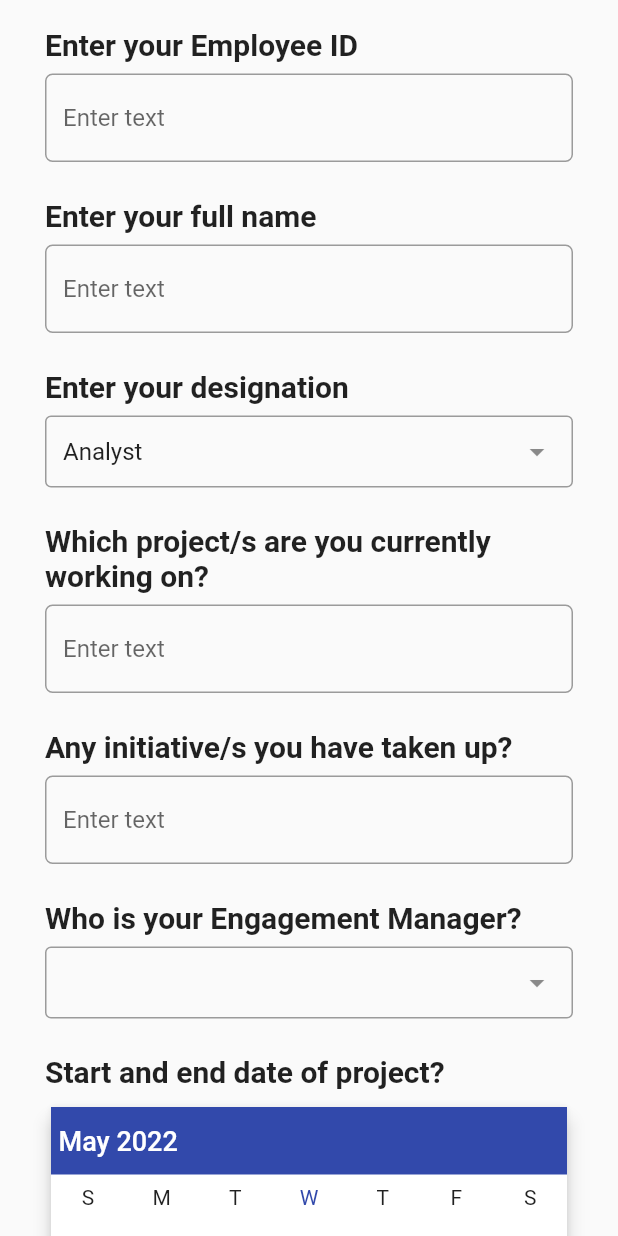
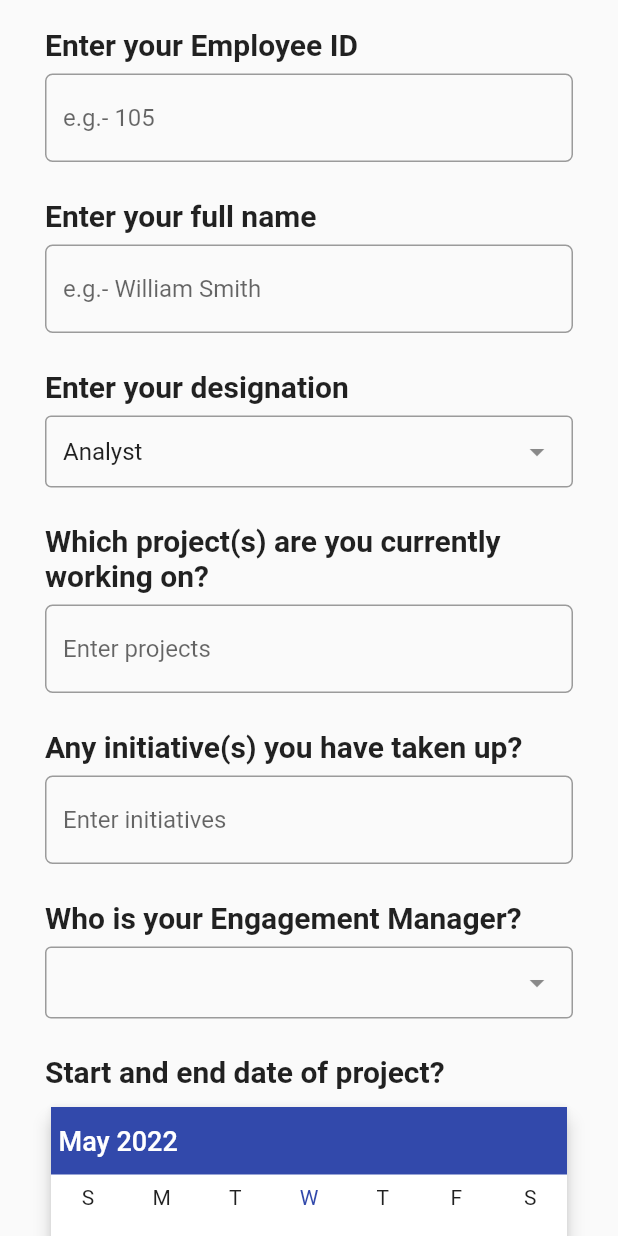
Before and after one commit to akhileshmanikandan/KPMG, a Flutter app: the MyHomePage screen opened directly, on a phone screen of 412 x 824 dp. Run offline on Flutter 3.47's test engine with Material 2 defaults, Android fonts, the phone set to English and light mode, and no system bars; drawn by our look-alikes of dropdown_search, syncfusion_flutter_datepicker; our stand-ins replace animated_splash_screen, page_transition, sqflite; accounts and stored records are empty.

Commit message:
first commit

```diff
--- a/lib/new_entry_page.dart
+++ b/lib/new_entry_page.dart
@@ -239,7 +239,7 @@ class _MyHomePageState extends State<MyHomePage> {
                     decoration: InputDecoration(
                       //errorText: validate_empid ? 'Value Can\'t Be Empty' : null,
                       border: OutlineInputBorder(borderRadius: BorderRadius.all(Radius.circular(5))),
-                      hintText: 'Enter text',),
+                      hintText: 'e.g.- 105',),
                     controller: emp_id,
                     keyboardType: TextInputType.number,
                   ),
@@ -259,7 +259,7 @@ class _MyHomePageState extends State<MyHomePage> {
                     decoration: InputDecoration(
                       //errorText: validate_name ? 'Value Can\'t Be Empty' : null,
                       border: OutlineInputBorder(borderRadius: BorderRadius.all(Radius.circular(5))),
-                      hintText: 'Enter text',),
+                      hintText: 'e.g.- William Smith',),
                     controller: name,
                   ),
                   Text(''),
@@ -300,7 +300,7 @@ class _MyHomePageState extends State<MyHomePage> {
                     padding: const EdgeInsets.symmetric(vertical: 8),
                     child: Align(alignment: Alignment.topLeft,
                     child: Text(
-                      'Which project/s are you currently working on?',
+                      'Which project(s) are you currently working on?',
                       style: TextStyle(fontWeight: FontWeight.bold, fontSize: 20),
                       //textAlign: TextAlign.center,
                     ),
@@ -309,7 +309,7 @@ class _MyHomePageState extends State<MyHomePage> {
                     decoration: InputDecoration(
                       //errorText: validate_proj ? 'Value Can\'t Be Empty' : null,
                       border: OutlineInputBorder(borderRadius: BorderRadius.all(Radius.circular(5))),
-                      hintText: 'Enter text',),
+                      hintText: 'Enter projects',),
                     controller: project,
                   ),
                   Text(''),
@@ -319,7 +319,7 @@ class _MyHomePageState extends State<MyHomePage> {
                     padding: const EdgeInsets.symmetric(vertical: 8),
                     child: Align(alignment: Alignment.topLeft,
                     child: Text(
-                      'Any initiative/s you have taken up?',
+                      'Any initiative(s) you have taken up?',
                       style: TextStyle(fontWeight: FontWeight.bold, fontSize: 20),
                       textAlign: TextAlign.center,
                     ),),
@@ -328,7 +328,7 @@ class _MyHomePageState extends State<MyHomePage> {
                     decoration: InputDecoration(
                       //errorText: validate_init ? 'Value Can\'t Be Empty' : null,
                       border: OutlineInputBorder(borderRadius: BorderRadius.all(Radius.circular(5))),
-                      hintText: 'Enter text',),
+                      hintText: 'Enter initiatives',),
                     controller: init,
                   ),
                   Text(''),
```
Also changed, not shown: lib/signup_page.dart (+4 -4 lines).
